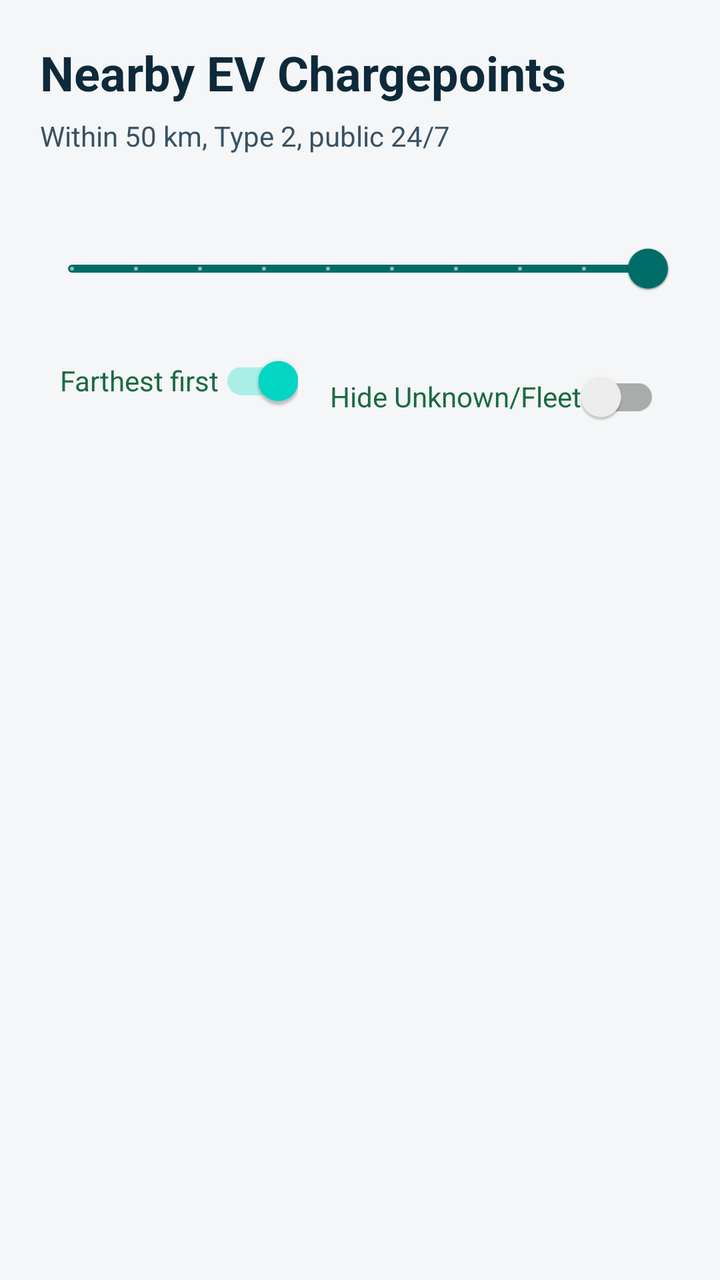
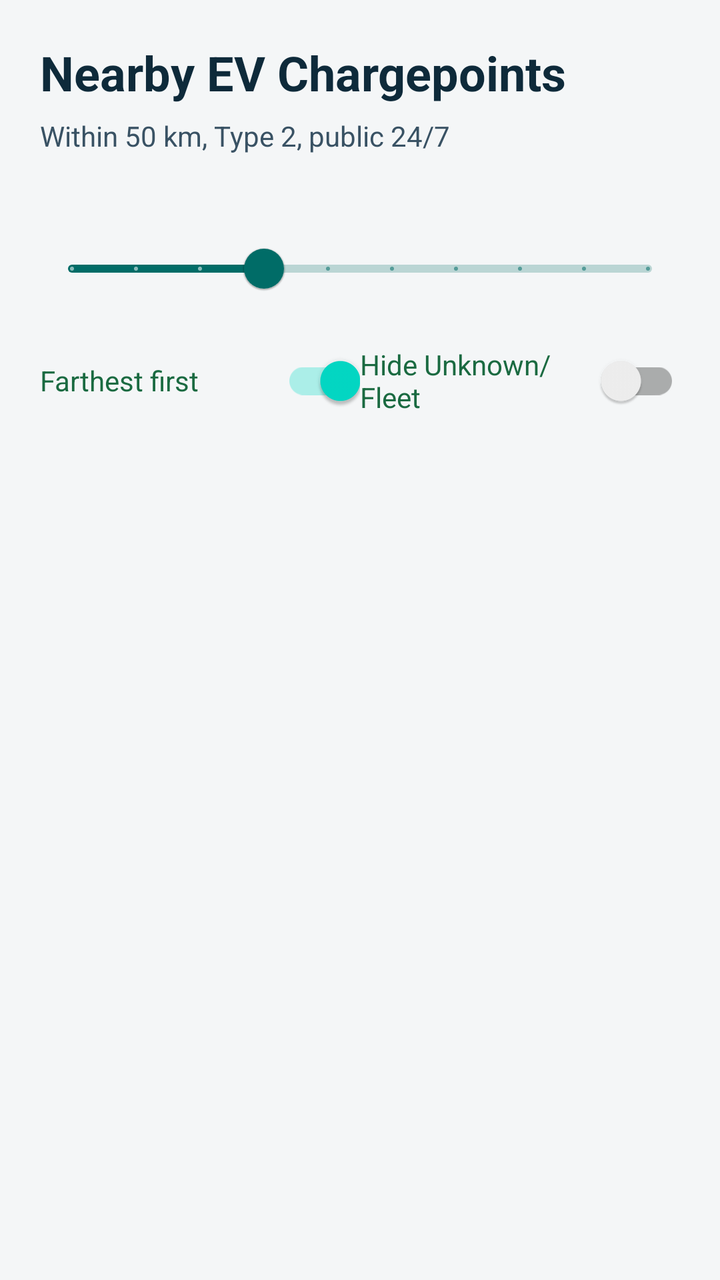

Screens rendered from an Android XML layout before and after an edit, with the pre-edit source and the edit as a unified diff.
<!-- AndroidManifest.xml: application theme Theme.SkylarkinEvFinder -->
<!-- res/layout/activity_main.xml -->
<?xml version="1.0" encoding="utf-8"?>
<androidx.constraintlayout.widget.ConstraintLayout xmlns:android="http://schemas.android.com/apk/res/android"
    xmlns:app="http://schemas.android.com/apk/res-auto"
    android:layout_width="match_parent"
    android:layout_height="match_parent"
    android:background="@color/app_bg">

    <TextView
        android:id="@+id/titleText"
        android:layout_width="0dp"
        android:layout_height="wrap_content"
        android:layout_marginStart="20dp"
        android:layout_marginTop="20dp"
        android:layout_marginEnd="20dp"
        android:text="@string/title"
        android:textColor="@color/title_text"
        android:textSize="24sp"
        android:textStyle="bold"
        app:layout_constraintEnd_toEndOf="parent"
        app:layout_constraintStart_toStartOf="parent"
        app:layout_constraintTop_toTopOf="parent" />

    <TextView
        android:id="@+id/subtitleText"
        android:layout_width="0dp"
        android:layout_height="wrap_content"
        android:layout_marginTop="6dp"
        android:text="@string/subtitle"
        android:textColor="@color/subtitle_text"
        android:textSize="14sp"
        app:layout_constraintEnd_toEndOf="@id/titleText"
        app:layout_constraintStart_toStartOf="@id/titleText"
        app:layout_constraintTop_toBottomOf="@id/titleText" />

    <TextView
        android:id="@+id/scoreValueText"
        android:layout_width="0dp"
        android:layout_height="wrap_content"
        android:layout_marginStart="20dp"
        android:layout_marginTop="10dp"
        android:layout_marginEnd="20dp"
        android:textColor="@color/meta_text"
        android:textSize="14sp"
        app:layout_constraintEnd_toEndOf="parent"
        app:layout_constraintStart_toStartOf="parent"
        app:layout_constraintTop_toBottomOf="@id/subtitleText" />

    <com.google.android.material.slider.Slider
        android:id="@+id/scoreSlider"
        android:layout_width="0dp"
        android:layout_height="wrap_content"
        android:layout_marginStart="20dp"
        android:layout_marginTop="4dp"
        android:layout_marginEnd="20dp"
        android:stepSize="1"
        android:value="10"
        android:valueFrom="1"
        android:valueTo="10"
        app:layout_constraintEnd_toEndOf="parent"
        app:layout_constraintStart_toStartOf="parent"
        app:layout_constraintTop_toBottomOf="@id/scoreValueText" />

    <androidx.appcompat.widget.SwitchCompat
        android:id="@+id/sortToggle"
        android:layout_width="wrap_content"
        android:layout_height="wrap_content"
        android:layout_marginTop="8dp"
        android:checked="true"
        android:text="Farthest first"
        android:textColor="@color/meta_text"
        app:layout_constraintEnd_toStartOf="@id/hideUnknownFleetToggle"
        app:layout_constraintHorizontal_chainStyle="packed"
        app:layout_constraintStart_toStartOf="parent"
        app:layout_constraintTop_toBottomOf="@id/scoreSlider" />

    <androidx.appcompat.widget.SwitchCompat
        android:id="@+id/hideUnknownFleetToggle"
        android:layout_width="wrap_content"
        android:layout_height="wrap_content"
        android:layout_marginStart="16dp"
        android:layout_marginTop="8dp"
        android:checked="false"
        android:text="@string/hide_unknown_fleet"
        android:textColor="@color/meta_text"
        app:layout_constraintEnd_toEndOf="parent"
        app:layout_constraintStart_toEndOf="@id/sortToggle"
        app:layout_constraintTop_toTopOf="@id/sortToggle" />

    <ProgressBar
        android:id="@+id/progressBar"
        android:layout_width="wrap_content"
        android:layout_height="wrap_content"
        android:layout_marginTop="24dp"
        app:layout_constraintEnd_toEndOf="parent"
        app:layout_constraintStart_toStartOf="parent"
        app:layout_constraintTop_toBottomOf="@id/sortToggle" />

    <TextView
        android:id="@+id/statusText"
        android:layout_width="0dp"
        android:layout_height="wrap_content"
        android:layout_marginStart="20dp"
        android:layout_marginTop="16dp"
        android:layout_marginEnd="20dp"
        android:gravity="center"
        android:textColor="@color/status_text"
        android:textSize="15sp"
        app:layout_constraintEnd_toEndOf="parent"
        app:layout_constraintStart_toStartOf="parent"
        app:layout_constraintTop_toBottomOf="@id/progressBar" />

    <Button
        android:id="@+id/retryButton"
        android:layout_width="wrap_content"
        android:layout_height="wrap_content"
        android:layout_marginTop="12dp"
        android:text="@string/retry"
        android:visibility="gone"
        app:layout_constraintEnd_toEndOf="parent"
        app:layout_constraintStart_toStartOf="parent"
        app:layout_constraintTop_toBottomOf="@id/statusText" />

    <androidx.recyclerview.widget.RecyclerView
        android:id="@+id/chargepointList"
        android:layout_width="0dp"
        android:layout_height="0dp"
        android:layout_marginStart="14dp"
        android:layout_marginTop="12dp"
        android:layout_marginEnd="14dp"
        android:layout_marginBottom="12dp"
        android:clipToPadding="false"
        android:paddingBottom="12dp"
        app:layout_constraintBottom_toBottomOf="parent"
        app:layout_constraintEnd_toEndOf="parent"
        app:layout_constraintStart_toStartOf="parent"
        app:layout_constraintTop_toBottomOf="@id/retryButton" />

</androidx.constraintlayout.widget.ConstraintLayout>
<!-- resources referenced by this layout -->
<resources>
  <color name="app_bg">#F4F6F7</color>
  <color name="meta_text">#1A6A41</color>
  <color name="status_text">#3F5F74</color>
  <color name="subtitle_text">#395264</color>
  <color name="title_text">#0E2A3A</color>
  <string name="hide_unknown_fleet">Hide Unknown/Fleet</string>
  <string name="retry">Search</string>
  <string name="subtitle">Within 50 km, Type 2, public 24/7</string>
  <string name="title">Nearby EV Chargepoints</string>
  <style name="Theme.SkylarkinEvFinder" parent="Theme.MaterialComponents.DayNight.NoActionBar">
          <item name="colorPrimary">@color/primary</item>
          <item name="colorPrimaryVariant">@color/primary_variant</item>
          <item name="android:statusBarColor" tools:targetApi="l">@color/primary_variant</item>
      </style>
  <color name="primary">#006C67</color>
  <color name="primary_variant">#00504C</color>
</resources>

<!-- the commit's change to res/layout/activity_main.xml (unified diff, before → after) -->
@@ -53,38 +53,45 @@
         android:layout_marginTop="4dp"
         android:layout_marginEnd="20dp"
         android:stepSize="1"
-        android:value="10"
+        android:value="4"
         android:valueFrom="1"
         android:valueTo="10"
         app:layout_constraintEnd_toEndOf="parent"
         app:layout_constraintStart_toStartOf="parent"
         app:layout_constraintTop_toBottomOf="@id/scoreValueText" />
 
-    <androidx.appcompat.widget.SwitchCompat
-        android:id="@+id/sortToggle"
-        android:layout_width="wrap_content"
+    <LinearLayout
+        android:id="@+id/toggleRow"
+        android:layout_width="0dp"
         android:layout_height="wrap_content"
+        android:layout_marginStart="20dp"
         android:layout_marginTop="8dp"
-        android:checked="true"
-        android:text="Farthest first"
-        android:textColor="@color/meta_text"
-        app:layout_constraintEnd_toStartOf="@id/hideUnknownFleetToggle"
-        app:layout_constraintHorizontal_chainStyle="packed"
+        android:layout_marginEnd="20dp"
+        android:gravity="center_vertical"
+        android:orientation="horizontal"
+        android:weightSum="2"
+        app:layout_constraintEnd_toEndOf="parent"
         app:layout_constraintStart_toStartOf="parent"
-        app:layout_constraintTop_toBottomOf="@id/scoreSlider" />
+        app:layout_constraintTop_toBottomOf="@id/scoreSlider">
 
-    <androidx.appcompat.widget.SwitchCompat
-        android:id="@+id/hideUnknownFleetToggle"
-        android:layout_width="wrap_content"
-        android:layout_height="wrap_content"
-        android:layout_marginStart="16dp"
-        android:layout_marginTop="8dp"
-        android:checked="false"
-        android:text="@string/hide_unknown_fleet"
-        android:textColor="@color/meta_text"
-        app:layout_constraintEnd_toEndOf="parent"
-        app:layout_constraintStart_toEndOf="@id/sortToggle"
-        app:layout_constraintTop_toTopOf="@id/sortToggle" />
+        <androidx.appcompat.widget.SwitchCompat
+            android:id="@+id/sortToggle"
+            android:layout_width="0dp"
+            android:layout_height="wrap_content"
+            android:layout_weight="1"
+            android:checked="true"
+            android:text="Farthest first"
+            android:textColor="@color/meta_text" />
+
+        <androidx.appcompat.widget.SwitchCompat
+            android:id="@+id/hideUnknownFleetToggle"
+            android:layout_width="0dp"
+            android:layout_height="wrap_content"
+            android:layout_weight="1"
+            android:checked="false"
+            android:text="@string/hide_unknown_fleet"
+            android:textColor="@color/meta_text" />
+    </LinearLayout>
 
     <ProgressBar
         android:id="@+id/progressBar"
@@ -93,7 +100,7 @@
         android:layout_marginTop="24dp"
         app:layout_constraintEnd_toEndOf="parent"
         app:layout_constraintStart_toStartOf="parent"
-        app:layout_constraintTop_toBottomOf="@id/sortToggle" />
+        app:layout_constraintTop_toBottomOf="@id/toggleRow" />
 
     <TextView
         android:id="@+id/statusText"
